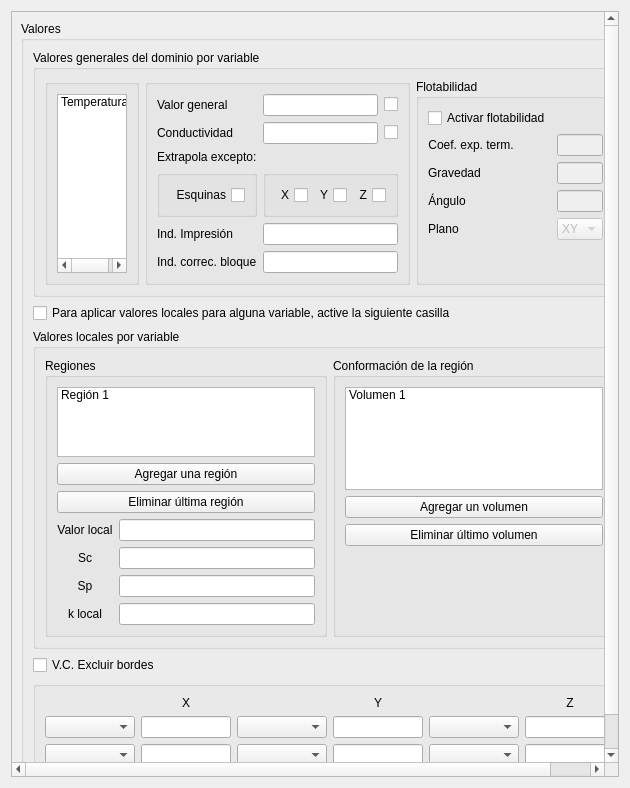
The window that values_window/ui/values_window.ui (luisdavidrodm/PrePRODIC3D) describes before a commit, drawn with Qt 5.
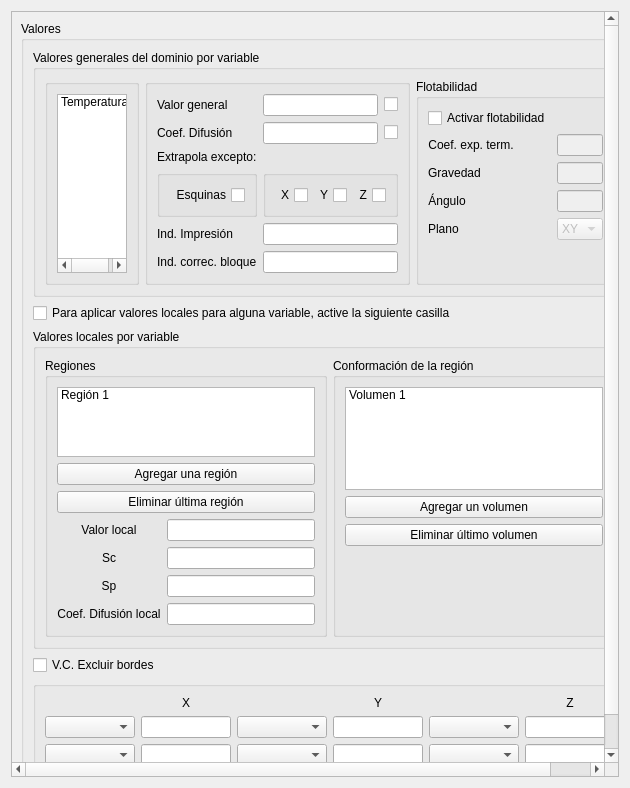
The same window after the commit. Icons and pictures are not drawn.

The edit to the form file:
```diff
--- a/values_window/ui/values_window.ui
+++ b/values_window/ui/values_window.ui
@@ -284,7 +284,7 @@
                 <item row="1" column="0">
                  <widget class="QLabel" name="label_2">
                   <property name="text">
-                   <string>Conductividad</string>
+                   <string>Coef. Difusión</string>
                   </property>
                  </widget>
                 </item>
@@ -611,7 +611,7 @@
                 <item row="9" column="0">
                  <widget class="QLabel" name="label_9">
                   <property name="text">
-                   <string>k local</string>
+                   <string>Coef. Difusión local</string>
                   </property>
                   <property name="alignment">
                    <set>Qt::AlignCenter</set>
```
Left out of the diff: 10 changed lines with no effect on the pictures.
